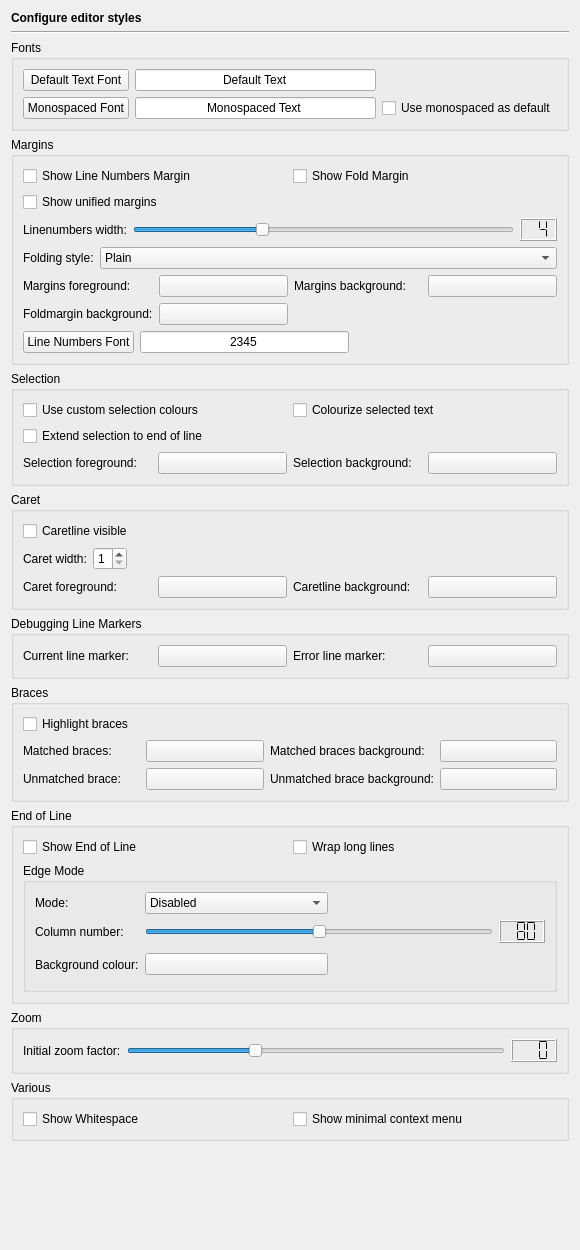
Before: the Qt Designer form Preferences/ConfigurationPages/EditorStylesPage.ui in testmana2/test, drawn with Qt 5.
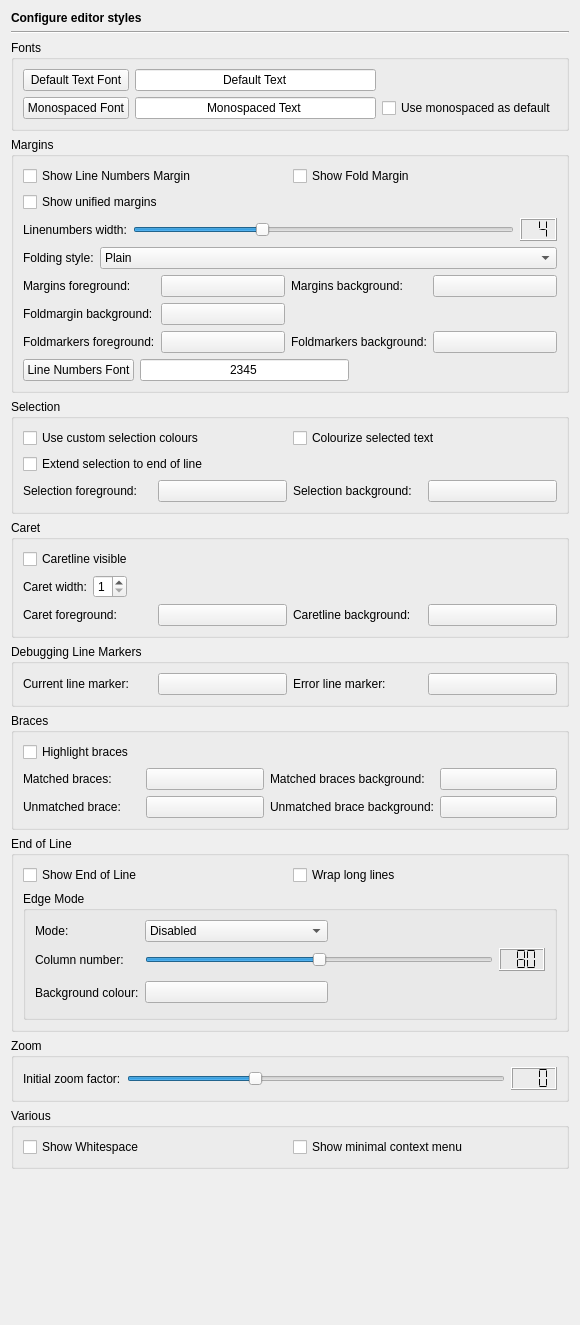
After: the same form once the commit is applied.

Commit message: Added capability to configure the colors of the foldmarkers.

The edit to the form file:
```diff
--- a/Preferences/ConfigurationPages/EditorStylesPage.ui
+++ b/Preferences/ConfigurationPages/EditorStylesPage.ui
@@ -7,7 +7,7 @@
     <x>0</x>
     <y>0</y>
     <width>576</width>
-    <height>1250</height>
+    <height>1325</height>
    </rect>
   </property>
   <layout class="QVBoxLayout" name="verticalLayout_2">
@@ -337,6 +337,52 @@
           </property>
          </widget>
         </item>
+        <item row="2" column="0">
+         <widget class="QLabel" name="label">
+          <property name="text">
+           <string>Foldmarkers foreground:</string>
+          </property>
+         </widget>
+        </item>
+        <item row="2" column="1">
+         <widget class="QPushButton" name="foldmarkersForegroundButton">
+          <property name="minimumSize">
+           <size>
+            <width>100</width>
+            <height>0</height>
+           </size>
+          </property>
+          <property name="toolTip">
+           <string>Select the foreground colour of the foldmarkers</string>
+          </property>
+          <property name="text">
+           <string/>
+          </property>
+         </widget>
+        </item>
+        <item row="2" column="2">
+         <widget class="QLabel" name="label_2">
+          <property name="text">
+           <string>Foldmarkers background:</string>
+          </property>
+         </widget>
+        </item>
+        <item row="2" column="3">
+         <widget class="QPushButton" name="foldmarkersBackgroundButton">
+          <property name="minimumSize">
+           <size>
+            <width>100</width>
+            <height>0</height>
+           </size>
+          </property>
+          <property name="toolTip">
+           <string>Select the background colour of the foldmarkers</string>
+          </property>
+          <property name="text">
+           <string/>
+          </property>
+         </widget>
+        </item>
        </layout>
       </item>
       <item>
```
Left out of the diff: 2 changed lines with no effect on the pictures. The commit also changes 20 other files.
